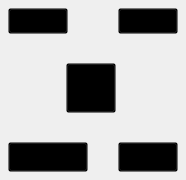
Qt form VideoPlayer/mainwidget/VideoHeadItem.ui (huizhang556/pc-video-player) before a commit.
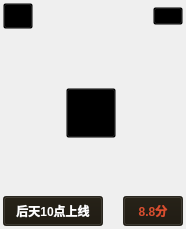
The same form after that commit. Icons and pictures are not drawn.

What changed in the file:
```diff
--- a/VideoPlayer/mainwidget/VideoHeadItem.ui
+++ b/VideoPlayer/mainwidget/VideoHeadItem.ui
@@ -7,7 +7,7 @@
     <x>0</x>
     <y>0</y>
     <width>186</width>
-    <height>180</height>
+    <height>229</height>
    </rect>
   </property>
   <property name="windowTitle">
@@ -15,19 +15,22 @@
   </property>
   <layout class="QVBoxLayout" name="verticalLayout_8">
    <property name="leftMargin">
-    <number>5</number>
+    <number>2</number>
    </property>
    <property name="topMargin">
-    <number>5</number>
+    <number>2</number>
    </property>
    <property name="rightMargin">
-    <number>5</number>
+    <number>2</number>
    </property>
    <property name="bottomMargin">
-    <number>5</number>
+    <number>2</number>
    </property>
    <item>
     <layout class="QVBoxLayout" name="verticalLayout_7">
+     <property name="spacing">
+      <number>0</number>
+     </property>
      <item>
       <layout class="QHBoxLayout" name="horizontalLayout">
        <property name="spacing">
@@ -52,28 +55,28 @@
            <number>0</number>
           </property>
           <property name="leftMargin">
-           <number>2</number>
+           <number>0</number>
           </property>
           <property name="topMargin">
-           <number>2</number>
+           <number>0</number>
           </property>
           <property name="rightMargin">
-           <number>2</number>
+           <number>0</number>
           </property>
           <property name="bottomMargin">
-           <number>2</number>
+           <number>0</number>
           </property>
           <item>
            <widget class="QPushButton" name="pushButton_vip">
             <property name="minimumSize">
              <size>
-              <width>0</width>
+              <width>30</width>
               <height>26</height>
              </size>
             </property>
             <property name="maximumSize">
              <size>
-              <width>60</width>
+              <width>30</width>
               <height>26</height>
              </size>
             </property>
@@ -89,7 +92,7 @@
 }</string>
             </property>
             <property name="text">
-             <string>VIP</string>
+             <string/>
             </property>
            </widget>
           </item>
@@ -128,29 +131,29 @@
            <number>0</number>
           </property>
           <property name="leftMargin">
-           <number>2</number>
+           <number>0</number>
           </property>
           <property name="topMargin">
-           <number>2</number>
+           <number>0</number>
           </property>
           <property name="rightMargin">
-           <number>2</number>
+           <number>0</number>
           </property>
           <property name="bottomMargin">
-           <number>2</number>
+           <number>0</number>
           </property>
           <item>
            <widget class="QPushButton" name="pushButton_indeplayer">
             <property name="minimumSize">
              <size>
-              <width>0</width>
-              <height>26</height>
+              <width>30</width>
+              <height>18</height>
              </size>
             </property>
             <property name="maximumSize">
              <size>
-              <width>60</width>
-              <height>26</height>
+              <width>30</width>
+              <height>18</height>
              </size>
             </property>
             <property name="styleSheet">
@@ -165,7 +168,7 @@
 }</string>
             </property>
             <property name="text">
-             <string>独播</string>
+             <string/>
             </property>
            </widget>
           </item>
@@ -261,14 +264,10 @@
                </size>
               </property>
               <property name="styleSheet">
-               <string notr="true">QPushButton
+               <string notr="true">#pushButton_mainPlayer
 {
 background-color: transparent;
-}
-
-QPushButton:hover
-{
-
+border-image: url(:/images/tray/recvideo_play.png);
 }</string>
               </property>
               <property name="text">
@@ -330,35 +329,37 @@
            <number>0</number>
           </property>
           <property name="leftMargin">
-           <number>2</number>
+           <number>0</number>
           </property>
           <property name="topMargin">
-           <number>2</number>
+           <number>0</number>
           </property>
           <property name="rightMargin">
-           <number>2</number>
+           <number>0</number>
           </property>
           <property name="bottomMargin">
-           <number>2</number>
+           <number>0</number>
           </property>
           <item>
            <widget class="QPushButton" name="pushButton_online">
             <property name="minimumSize">
              <size>
-              <width>0</width>
+              <width>100</width>
               <height>30</height>
              </size>
             </property>
             <property name="maximumSize">
              <size>
-              <width>80</width>
+              <width>100</width>
               <height>30</height>
              </size>
             </property>
             <property name="styleSheet">
              <string notr="true">QPushButton
 {
-background-color: transparent;
+color: white;
+font-weight: 800;
+background-color: rgba(26, 22, 13,0.8);
 }
 
 QPushButton:hover
@@ -406,16 +407,16 @@
            <number>0</number>
           </property>
           <property name="leftMargin">
-           <number>2</number>
+           <number>0</number>
           </property>
           <property name="topMargin">
-           <number>2</number>
+           <number>0</number>
           </property>
           <property name="rightMargin">
-           <number>2</number>
+           <number>0</number>
           </property>
           <property name="bottomMargin">
-           <number>2</number>
+           <number>0</number>
           </property>
           <item>
            <widget class="QPushButton" name="pushButton_score">
@@ -434,7 +435,9 @@
             <property name="styleSheet">
              <string notr="true">QPushButton
 {
-background-color: transparent;
+color: #d84e2f;
+font-weight: 800;
+background-color: rgba(26, 22, 13,0.8);
 }
 
 QPushButton:hover
```
Left out of the diff: 4 changed lines with no effect on the pictures.
